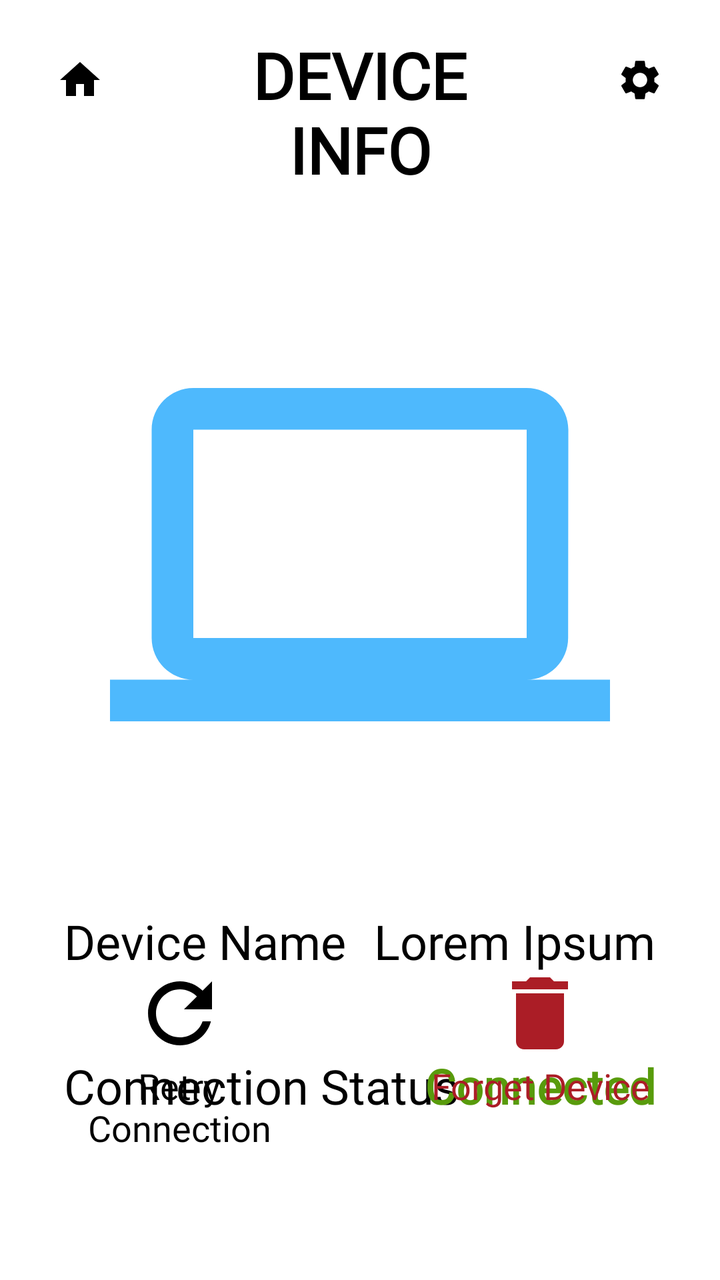
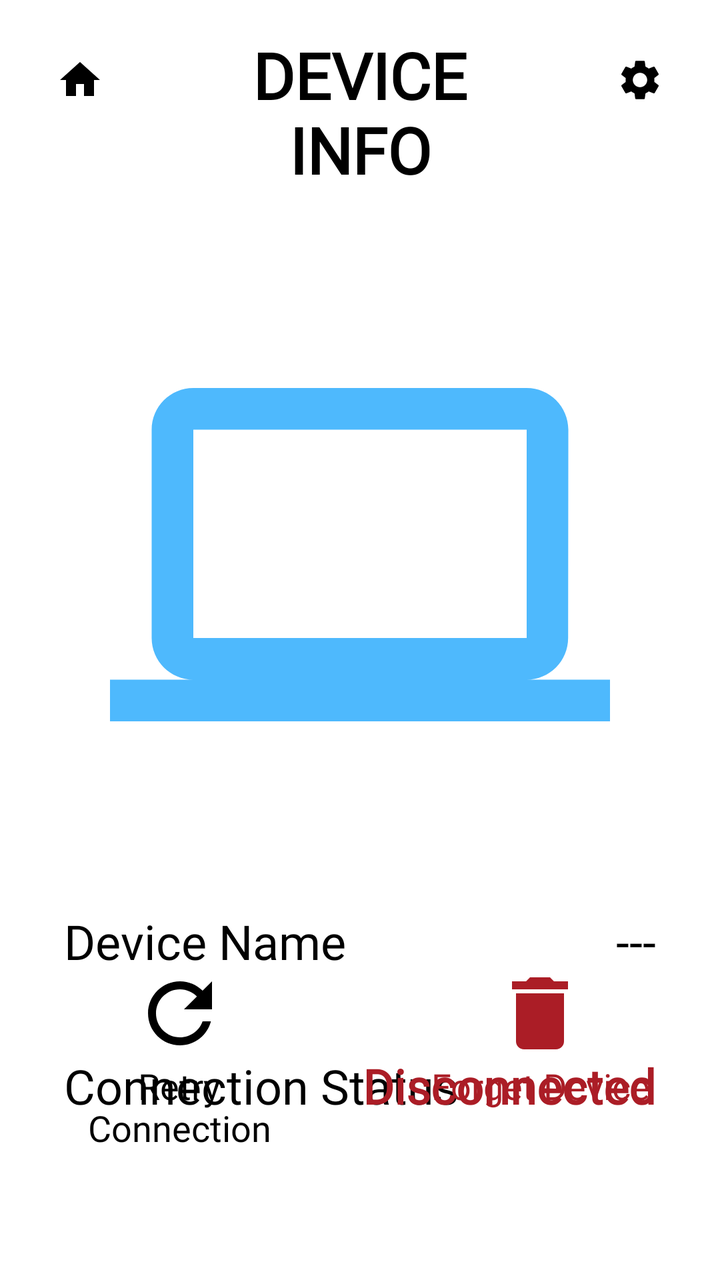

Screens rendered from an Android XML layout before and after an edit, with the pre-edit source and the edit as a unified diff.
<!-- AndroidManifest.xml: application theme Theme.Phomouse -->
<!-- res/layout/screen_info.xml -->
<?xml version="1.0" encoding="utf-8"?>
<androidx.constraintlayout.widget.ConstraintLayout xmlns:android="http://schemas.android.com/apk/res/android"
    xmlns:app="http://schemas.android.com/apk/res-auto"
    android:id="@+id/screen_info"
    android:layout_width="match_parent"
    android:layout_height="match_parent"
    android:background="@color/white">

    <androidx.constraintlayout.widget.ConstraintLayout
        android:id="@+id/header_info"
        android:layout_width="match_parent"
        android:layout_height="wrap_content"
        android:padding="16dp"
        app:layout_constraintTop_toTopOf="parent">

        <ImageButton
            android:id="@+id/btn_home_info"
            android:layout_width="48dp"
            android:layout_height="48dp"
            android:src="@drawable/ic_home"
            android:background="?attr/selectableItemBackgroundBorderless"
            app:layout_constraintStart_toStartOf="parent"
            app:layout_constraintTop_toTopOf="parent" />

        <TextView
            android:layout_width="wrap_content"
            android:layout_height="wrap_content"
            android:text="DEVICE\nINFO"
            android:textSize="32sp"
            android:textStyle="bold"
            android:textColor="@color/black"
            android:gravity="center"
            android:fontFamily="@font/atkinson"
            app:layout_constraintStart_toStartOf="parent"
            app:layout_constraintEnd_toEndOf="parent"
            app:layout_constraintTop_toTopOf="parent" />

        <ImageButton
            android:id="@+id/btn_settings_info"
            android:layout_width="48dp"
            android:layout_height="48dp"
            android:src="@drawable/ic_settings"
            android:background="?attr/selectableItemBackgroundBorderless"
            app:layout_constraintEnd_toEndOf="parent"
            app:layout_constraintTop_toTopOf="parent" />

    </androidx.constraintlayout.widget.ConstraintLayout>

    <ImageView
        android:id="@+id/icon_device"
        android:layout_width="250dp"
        android:layout_height="250dp"
        android:src="@drawable/ic_computer"
        app:tint="@color/primary"
        android:layout_marginTop="40dp"
        app:layout_constraintTop_toBottomOf="@id/header_info"
        app:layout_constraintStart_toStartOf="parent"
        app:layout_constraintEnd_toEndOf="parent" />

    <LinearLayout
        android:id="@+id/info_container"
        android:layout_width="match_parent"
        android:layout_height="wrap_content"
        android:orientation="vertical"
        android:paddingHorizontal="32dp"
        android:layout_marginTop="40dp"
        app:layout_constraintTop_toBottomOf="@id/icon_device">

        <androidx.constraintlayout.widget.ConstraintLayout
            android:layout_width="match_parent"
            android:layout_height="wrap_content"
            android:paddingVertical="12dp">
            <TextView
                android:layout_width="wrap_content"
                android:layout_height="wrap_content"
                android:text="Device Name"
                android:textSize="24sp"
                android:textColor="@color/black"
                android:fontFamily="@font/atkinson"
                app:layout_constraintStart_toStartOf="parent"
                app:layout_constraintTop_toTopOf="parent"
                app:layout_constraintBottom_toBottomOf="parent"/>
            <TextView
                android:layout_width="wrap_content"
                android:layout_height="wrap_content"
                android:text="Lorem Ipsum"
                android:textSize="24sp"
                android:textColor="@color/black"
                android:fontFamily="@font/atkinson"
                app:layout_constraintEnd_toEndOf="parent"
                app:layout_constraintTop_toTopOf="parent"
                app:layout_constraintBottom_toBottomOf="parent"/>
        </androidx.constraintlayout.widget.ConstraintLayout>

        <androidx.constraintlayout.widget.ConstraintLayout
            android:layout_width="match_parent"
            android:layout_height="wrap_content"
            android:paddingVertical="12dp"
            android:layout_marginTop="16dp">
            <TextView
                android:layout_width="wrap_content"
                android:layout_height="wrap_content"
                android:text="Connection Status"
                android:textSize="24sp"
                android:textColor="@color/black"
                android:fontFamily="@font/atkinson"
                app:layout_constraintStart_toStartOf="parent"
                app:layout_constraintTop_toTopOf="parent"
                app:layout_constraintBottom_toBottomOf="parent"/>
            <TextView
                android:layout_width="wrap_content"
                android:layout_height="wrap_content"
                android:text="Connected"
                android:textSize="24sp"
                android:textColor="@color/success"
                android:textStyle="bold"
                android:fontFamily="@font/atkinson"
                app:layout_constraintEnd_toEndOf="parent"
                app:layout_constraintTop_toTopOf="parent"
                app:layout_constraintBottom_toBottomOf="parent"/>
        </androidx.constraintlayout.widget.ConstraintLayout>

    </LinearLayout>

    <LinearLayout
        android:layout_width="match_parent"
        android:layout_height="wrap_content"
        android:orientation="horizontal"
        android:layout_marginBottom="48dp"
        app:layout_constraintBottom_toBottomOf="parent">

        <LinearLayout
            android:id="@+id/btn_retry"
            android:layout_width="0dp"
            android:layout_height="wrap_content"
            android:layout_weight="1"
            android:orientation="vertical"
            android:gravity="center"
            android:background="?attr/selectableItemBackground"
            android:padding="16dp">
            <ImageView
                android:layout_width="48dp"
                android:layout_height="48dp"
                android:src="@drawable/ic_refresh"
                app:tint="@color/black"/>
            <TextView
                android:layout_width="wrap_content"
                android:layout_height="wrap_content"
                android:text="Retry\nConnection"
                android:textAlignment="center"
                android:textSize="18sp"
                android:textColor="@color/black"
                android:fontFamily="@font/atkinson"/>
        </LinearLayout>

        <LinearLayout
            android:id="@+id/btn_forget"
            android:layout_width="0dp"
            android:layout_height="wrap_content"
            android:layout_weight="1"
            android:orientation="vertical"
            android:gravity="center"
            android:background="?attr/selectableItemBackground"
            android:padding="16dp">
            <ImageView
                android:layout_width="48dp"
                android:layout_height="48dp"
                android:src="@drawable/ic_delete"
                app:tint="@color/error"/>
            <TextView
                android:layout_width="wrap_content"
                android:layout_height="wrap_content"
                android:text="Forget Device"
                android:textColor="@color/error"
                android:textAlignment="center"
                android:textSize="18sp"
                android:fontFamily="@font/atkinson"/>
        </LinearLayout>

    </LinearLayout>

</androidx.constraintlayout.widget.ConstraintLayout>
<!-- resources referenced by this layout -->
<resources>
  <color name="black">#FF000000</color>
  <color name="error">#AB1D26</color>
  <color name="primary">#4EB9FD</color>
  <color name="success">#589B0C</color>
  <color name="white">#FFFFFFFF</color>
  <!-- drawable ic_computer (drawable) -->
  <vector xmlns:android="http://schemas.android.com/apk/res/android"
      android:width="24dp"
      android:height="24dp"
      android:viewportWidth="24"
      android:viewportHeight="24">
      <path
          android:fillColor="#000000"
          android:pathData="M20,18c1.1,0 1.99,-0.9 1.99,-2L22,6c0,-1.1 -0.9,-2 -2,-2H4c-1.1,0 -2,0.9 -2,2v10c0,1.1 0.9,2 2,2H0v2h24v-2h-4zM4,6h16v10H4V6z"/>
  </vector>
  <!-- drawable ic_delete (drawable) -->
  <vector xmlns:android="http://schemas.android.com/apk/res/android"
      android:width="24dp"
      android:height="24dp"
      android:viewportWidth="24"
      android:viewportHeight="24">
      <path
          android:fillColor="#000000"
          android:pathData="M6,19c0,1.1 0.9,2 2,2h8c1.1,0 2,-0.9 2,-2V7H6v12zM19,4h-3.5l-1,-1h-5l-1,1H5v2h14V4z"/>
  </vector>
  <!-- drawable ic_home (drawable) -->
  <vector xmlns:android="http://schemas.android.com/apk/res/android"
      android:width="24dp"
      android:height="24dp"
      android:viewportWidth="24"
      android:viewportHeight="24">
      <path
          android:fillColor="#000000"
          android:pathData="M10,20V14H14V20H19V12H22L12,3L2,12H5V20H10Z"/>
  </vector>
  <!-- drawable ic_refresh (drawable) -->
  <vector xmlns:android="http://schemas.android.com/apk/res/android"
      android:width="24dp"
      android:height="24dp"
      android:viewportWidth="24"
      android:viewportHeight="24">
      <path
          android:fillColor="#000000"
          android:pathData="M17.65,6.35C16.2,4.9 14.21,4 12,4c-4.42,0 -7.99,3.58 -7.99,8s3.57,8 7.99,8c3.73,0 6.84,-2.55 7.73,-6h-2.08c-0.82,2.33 -3.04,4 -5.65,4 -3.31,0 -6,-2.69 -6,-6s2.69,-6 6,-6c1.66,0 3.14,0.69 4.22,1.78L13,11h7V4l-2.35,2.35z"/>
  </vector>
  <!-- drawable ic_settings (drawable) -->
  <vector xmlns:android="http://schemas.android.com/apk/res/android"
      android:width="24dp"
      android:height="24dp"
      android:viewportWidth="24"
      android:viewportHeight="24">
      <path
          android:fillColor="#000000"
          android:pathData="M19.14,12.94c0.04,-0.3 0.06,-0.61 0.06,-0.94c0,-0.32 -0.02,-0.64 -0.07,-0.94l2.03,-1.58c0.18,-0.14 0.23,-0.41 0.12,-0.61l-1.92,-3.32c-0.12,-0.22 -0.37,-0.29 -0.59,-0.22l-2.39,0.96c-0.5,-0.38 -1.03,-0.7 -1.62,-0.94L14.4,2.81c-0.04,-0.24 -0.24,-0.41 -0.48,-0.41h-3.84c-0.24,0 -0.43,0.17 -0.47,0.41l-0.36,2.54c-0.59,0.24 -1.13,0.57 -1.62,0.94l-2.39,-0.96c-0.22,-0.08 -0.47,0 -0.59,0.22L2.74,8.87c-0.12,0.21 -0.08,0.47 0.12,0.61l2.03,1.58C4.84,11.36 4.81,11.67 4.81,12s0.02,0.64 0.07,0.94l-2.03,1.58c-0.18,0.14 -0.23,0.41 -0.12,0.61l1.92,3.32c0.12,0.22 0.37,0.29 0.59,0.22l2.39,-0.96c0.5,0.38 1.03,0.7 1.62,0.94l0.36,2.54c0.05,0.24 0.24,0.41 0.48,0.41h3.84c0.24,0 0.44,-0.17 0.47,-0.41l0.36,-2.54c0.59,-0.24 1.13,-0.56 1.62,-0.94l2.39,0.96c0.22,0.08 0.47,0 0.59,-0.22l1.92,-3.32c0.12,-0.21 0.07,-0.47 -0.12,-0.61L19.14,12.94zM12,15.6c-1.98,0 -3.6,-1.62 -3.6,-3.6s1.62,-3.6 3.6,-3.6s3.6,1.62 3.6,3.6S13.98,15.6 12,15.6z"/>
  </vector>
  <style name="Theme.Phomouse" parent="Base.Theme.Phomouse" />
  <style name="Base.Theme.Phomouse" parent="Theme.Material3.DayNight.NoActionBar">
          <item name="colorPrimary">@color/primary</item>
          <item name="colorAccent">@color/accent</item>
          <item name="android:windowBackground">@color/white</item>
      </style>
  <color name="accent">#0BFEC8</color>
</resources>

<!-- the commit's change to res/layout/screen_info.xml (unified diff, before → after) -->
@@ -81,9 +81,10 @@
                 app:layout_constraintTop_toTopOf="parent"
                 app:layout_constraintBottom_toBottomOf="parent"/>
             <TextView
+                android:id="@+id/tv_info_device_name"
                 android:layout_width="wrap_content"
                 android:layout_height="wrap_content"
-                android:text="Lorem Ipsum"
+                android:text="---"
                 android:textSize="24sp"
                 android:textColor="@color/black"
                 android:fontFamily="@font/atkinson"
@@ -108,11 +109,12 @@
                 app:layout_constraintTop_toTopOf="parent"
                 app:layout_constraintBottom_toBottomOf="parent"/>
             <TextView
+                android:id="@+id/tv_info_status"
                 android:layout_width="wrap_content"
                 android:layout_height="wrap_content"
-                android:text="Connected"
+                android:text="Disconnected"
                 android:textSize="24sp"
-                android:textColor="@color/success"
+                android:textColor="@color/error"
                 android:textStyle="bold"
                 android:fontFamily="@font/atkinson"
                 app:layout_constraintEnd_toEndOf="parent"
@@ -137,7 +139,9 @@
             android:orientation="vertical"
             android:gravity="center"
             android:background="?attr/selectableItemBackground"
-            android:padding="16dp">
+            android:padding="16dp"
+            android:clickable="true"
+            android:focusable="true">
             <ImageView
                 android:layout_width="48dp"
                 android:layout_height="48dp"
@@ -161,7 +165,9 @@
             android:orientation="vertical"
             android:gravity="center"
             android:background="?attr/selectableItemBackground"
-            android:padding="16dp">
+            android:padding="16dp"
+            android:clickable="true"
+            android:focusable="true">
             <ImageView
                 android:layout_width="48dp"
                 android:layout_height="48dp"
<!-- resource entries referenced after the edit -->
@@ -3,7 +3,6 @@
   <color name="black">#FF000000</color>
   <color name="error">#AB1D26</color>
   <color name="primary">#4EB9FD</color>
-  <color name="success">#589B0C</color>
   <color name="white">#FFFFFFFF</color>
   <!-- drawable ic_computer (drawable) -->
   <vector xmlns:android="http://schemas.android.com/apk/res/android"
